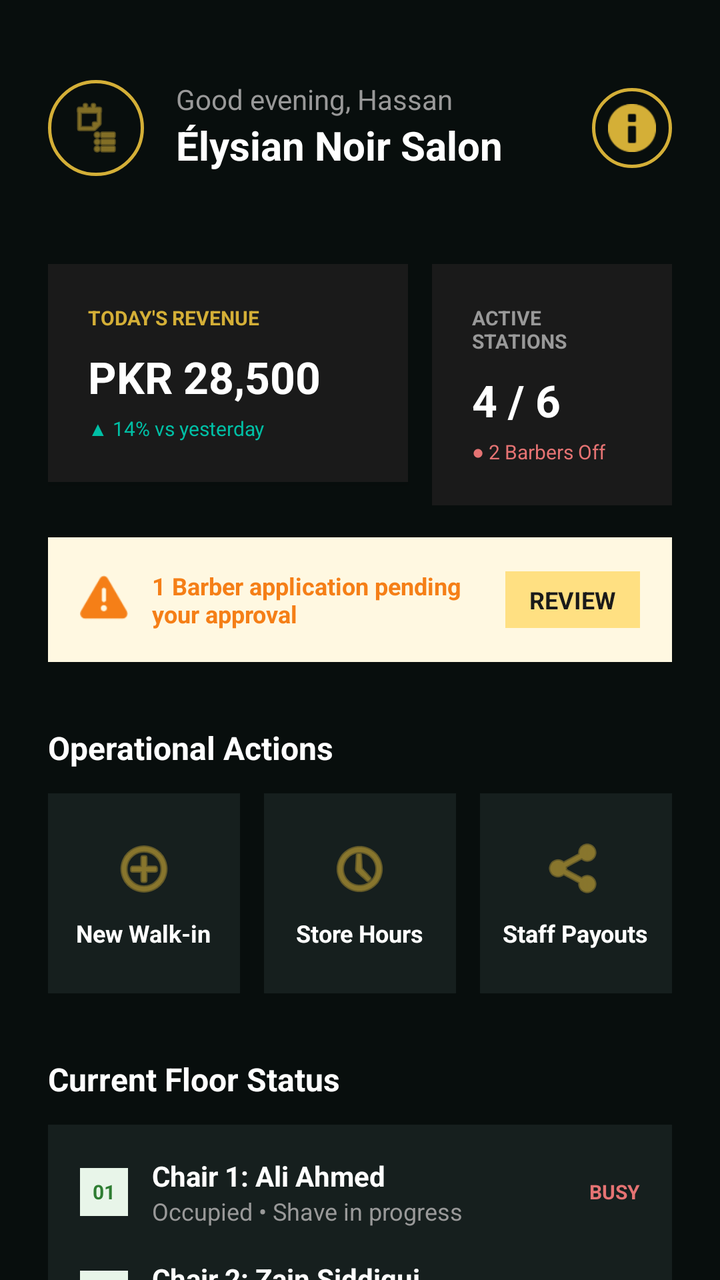
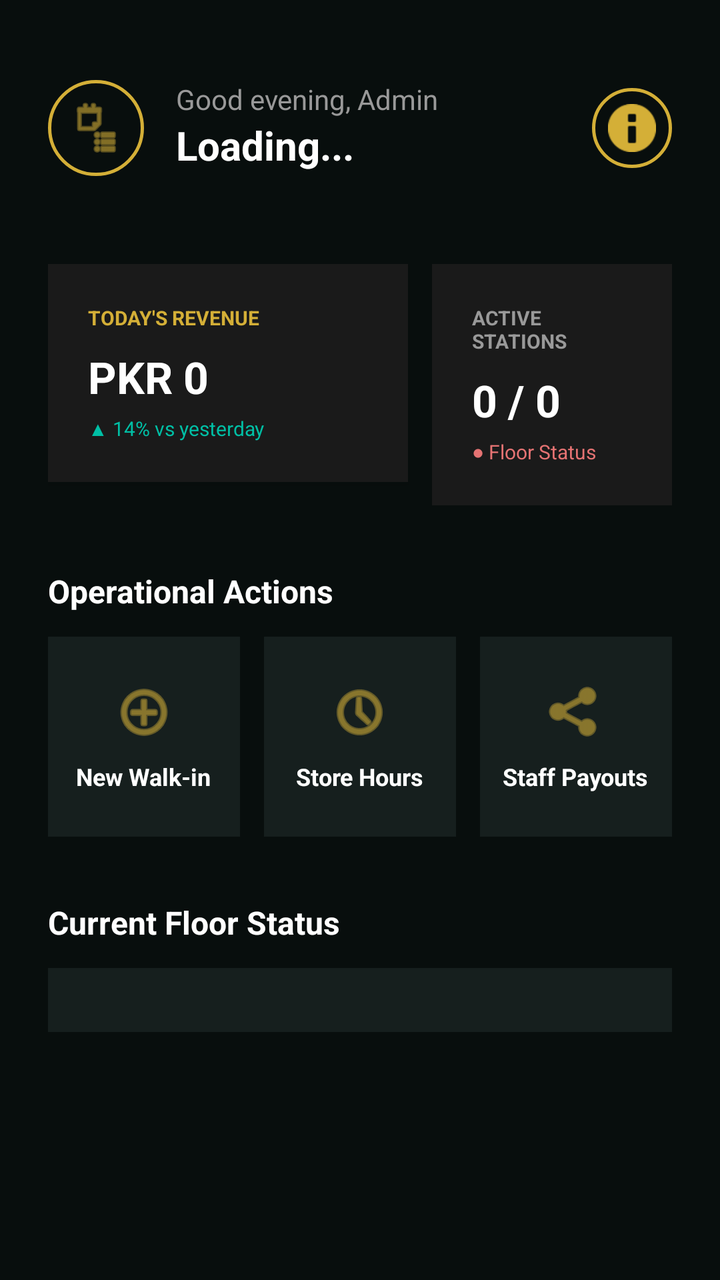

Screens rendered from an Android XML layout before and after an edit, with the pre-edit source and the edit as a unified diff.
<!-- AndroidManifest.xml: application theme Theme.Trimly -->
<!-- res/layout/fragment_hub.xml -->
<androidx.constraintlayout.widget.ConstraintLayout
    xmlns:android="http://schemas.android.com/apk/res/android"
    xmlns:app="http://schemas.android.com/apk/res-auto"
    android:layout_width="match_parent"
    android:layout_height="match_parent"
    android:background="#080E0D">

    <ScrollView
        android:layout_width="match_parent"
        android:layout_height="match_parent"
        android:fillViewport="true"
        android:scrollbars="none">

        <LinearLayout
            android:layout_width="match_parent"
            android:layout_height="wrap_content"
            android:orientation="vertical"
            android:paddingBottom="40dp">

            
            <androidx.constraintlayout.widget.ConstraintLayout
                android:layout_width="match_parent"
                android:layout_height="wrap_content"
                android:background="#080E0D"
                android:paddingHorizontal="24dp"
                android:paddingTop="40dp"
                android:paddingBottom="20dp">

                <ImageView
                    android:id="@+id/img_salon_logo"
                    android:layout_width="48dp"
                    android:layout_height="48dp"
                    android:background="@drawable/ic_circle_gold_border"
                    android:padding="10dp"
                    android:src="@android:drawable/ic_menu_agenda"
                    app:tint="#D4AF37"
                    app:layout_constraintStart_toStartOf="parent"
                    app:layout_constraintTop_toTopOf="parent" />

                <TextView
                    android:id="@+id/tv_greeting"
                    android:layout_width="wrap_content"
                    android:layout_height="wrap_content"
                    android:layout_marginStart="16dp"
                    android:text="Good evening, Hassan"
                    android:textColor="#999999"
                    android:textSize="14sp"
                    app:layout_constraintStart_toEndOf="@id/img_salon_logo"
                    app:layout_constraintTop_toTopOf="@id/img_salon_logo" />

                <TextView
                    android:id="@+id/tv_salon_name"
                    android:layout_width="wrap_content"
                    android:layout_height="wrap_content"
                    android:layout_marginStart="16dp"
                    android:text="Élysian Noir Salon"
                    android:textColor="#FFFFFF"
                    android:textSize="20sp"
                    android:textStyle="bold"
                    app:layout_constraintStart_toEndOf="@id/img_salon_logo"
                    app:layout_constraintTop_toBottomOf="@id/tv_greeting" />

                <ImageView
                    android:id="@+id/btn_notifications"
                    android:layout_width="40dp"
                    android:layout_height="40dp"
                    android:background="@drawable/ic_circle_gold_border"
                    android:padding="8dp"
                    android:src="@android:drawable/ic_dialog_info"
                    app:tint="#D4AF37"
                    app:layout_constraintEnd_toEndOf="parent"
                    app:layout_constraintTop_toTopOf="parent"
                    app:layout_constraintBottom_toBottomOf="parent"/>
            </androidx.constraintlayout.widget.ConstraintLayout>

            
            <LinearLayout
                android:layout_width="match_parent"
                android:layout_height="wrap_content"
                android:orientation="horizontal"
                android:paddingHorizontal="24dp"
                android:layout_marginTop="24dp">

                <LinearLayout
                    android:layout_width="0dp"
                    android:layout_height="wrap_content"
                    android:layout_weight="1.5"
                    android:orientation="vertical"
                    android:background="#1A1A1A"
                    android:padding="20dp"
                    android:layout_marginEnd="12dp"
                    android:elevation="2dp">

                    <TextView android:layout_width="wrap_content" android:layout_height="wrap_content"
                        android:text="TODAY'S REVENUE" android:textColor="#D4AF37" android:textSize="10sp" android:textStyle="bold"/>
                    <TextView android:layout_width="wrap_content" android:layout_height="wrap_content"
                        android:text="PKR 28,500" android:textColor="#FFFFFF" android:textSize="22sp" android:textStyle="bold" android:layout_marginTop="8dp"/>
                    <TextView android:layout_width="wrap_content" android:layout_height="wrap_content"
                        android:text="▲ 14% vs yesterday" android:textColor="#00BFA5" android:textSize="10sp" android:layout_marginTop="4dp"/>
                </LinearLayout>

                <LinearLayout
                    android:layout_width="0dp"
                    android:layout_height="wrap_content"
                    android:layout_weight="1"
                    android:orientation="vertical"
                    android:background="#1A1A1A"
                    android:padding="20dp"
                    android:elevation="1dp">

                    <TextView android:layout_width="wrap_content" android:layout_height="wrap_content"
                        android:text="ACTIVE STATIONS" android:textColor="#999999" android:textSize="10sp" android:textStyle="bold"/>
                    <TextView android:layout_width="wrap_content" android:layout_height="wrap_content"
                        android:text="4 / 6" android:textColor="#FFFFFF" android:textSize="22sp" android:textStyle="bold" android:layout_marginTop="8dp"/>
                    <TextView android:layout_width="wrap_content" android:layout_height="wrap_content"
                        android:text="● 2 Barbers Off" android:textColor="#E57373" android:textSize="10sp" android:layout_marginTop="4dp"/>
                </LinearLayout>
            </LinearLayout>

            
            <LinearLayout
                android:id="@+id/banner_pending_staff"
                android:layout_width="match_parent"
                android:layout_height="wrap_content"
                android:orientation="horizontal"
                android:background="#FFF8E1"
                android:padding="16dp"
                android:layout_marginHorizontal="24dp"
                android:layout_marginTop="16dp"
                android:gravity="center_vertical">

                <ImageView android:layout_width="24dp" android:layout_height="24dp"
                    android:src="@android:drawable/ic_dialog_alert" app:tint="#F57F17"/>
                <TextView android:layout_width="0dp" android:layout_height="wrap_content"
                    android:layout_weight="1" android:text="1 Barber application pending your approval"
                    android:textColor="#F57F17" android:textSize="12sp" android:textStyle="bold"
                    android:layout_marginStart="12dp"/>
                <TextView android:layout_width="wrap_content" android:layout_height="wrap_content"
                    android:text="REVIEW" android:textColor="#1A1A1A" android:textSize="12sp" android:textStyle="bold"
                    android:background="#FFE082" android:paddingHorizontal="12dp" android:paddingVertical="6dp"/>
            </LinearLayout>

            
            <TextView
                android:layout_width="wrap_content"
                android:layout_height="wrap_content"
                android:text="Operational Actions"
                android:textColor="#FFFFFF"
                android:textSize="16sp"
                android:textStyle="bold"
                android:layout_marginHorizontal="24dp"
                android:layout_marginTop="32dp"
                android:layout_marginBottom="12dp" />

            <LinearLayout
                android:layout_width="match_parent"
                android:layout_height="wrap_content"
                android:orientation="horizontal"
                android:paddingHorizontal="24dp">

                <LinearLayout
                    android:id="@+id/btn_action_walkin"
                    android:layout_width="0dp"
                    android:layout_height="100dp"
                    android:layout_weight="1"
                    android:orientation="vertical"
                    android:background="#CC1A2422"
                    android:gravity="center"
                    android:layout_marginEnd="12dp">
                    <ImageView android:layout_width="32dp" android:layout_height="32dp"
                        android:src="@android:drawable/ic_menu_add" app:tint="#D4AF37"/>
                    <TextView android:layout_width="wrap_content" android:layout_height="wrap_content"
                        android:text="New Walk-in" android:textColor="#FFFFFF" android:textSize="12sp" android:textStyle="bold" android:layout_marginTop="8dp"/>
                </LinearLayout>

                <LinearLayout
                    android:id="@+id/btn_action_hours"
                    android:layout_width="0dp"
                    android:layout_height="100dp"
                    android:layout_weight="1"
                    android:orientation="vertical"
                    android:background="#CC1A2422"
                    android:gravity="center"
                    android:layout_marginEnd="12dp">
                    <ImageView android:layout_width="32dp" android:layout_height="32dp"
                        android:src="@android:drawable/ic_menu_recent_history" app:tint="#D4AF37"/>
                    <TextView android:layout_width="wrap_content" android:layout_height="wrap_content"
                        android:text="Store Hours" android:textColor="#FFFFFF" android:textSize="12sp" android:textStyle="bold" android:layout_marginTop="8dp"/>
                </LinearLayout>

                <LinearLayout
                    android:id="@+id/btn_action_payouts"
                    android:layout_width="0dp"
                    android:layout_height="100dp"
                    android:layout_weight="1"
                    android:orientation="vertical"
                    android:background="#CC1A2422"
                    android:gravity="center">
                    <ImageView android:layout_width="32dp" android:layout_height="32dp"
                        android:src="@android:drawable/ic_menu_share" app:tint="#D4AF37"/>
                    <TextView android:layout_width="wrap_content" android:layout_height="wrap_content"
                        android:text="Staff Payouts" android:textColor="#FFFFFF" android:textSize="12sp" android:textStyle="bold" android:layout_marginTop="8dp"/>
                </LinearLayout>
            </LinearLayout>

            
            <TextView
                android:layout_width="wrap_content"
                android:layout_height="wrap_content"
                android:text="Current Floor Status"
                android:textColor="#FFFFFF"
                android:textSize="16sp"
                android:textStyle="bold"
                android:layout_marginHorizontal="24dp"
                android:layout_marginTop="32dp"
                android:layout_marginBottom="12dp" />

            <LinearLayout
                android:layout_width="match_parent"
                android:layout_height="wrap_content"
                android:orientation="vertical"
                android:layout_marginHorizontal="24dp"
                android:background="#CC1A2422"
                android:padding="16dp">

                <LinearLayout android:layout_width="match_parent" android:layout_height="wrap_content"
                    android:orientation="horizontal" android:gravity="center_vertical" android:layout_marginBottom="16dp">
                    <TextView android:layout_width="24dp" android:layout_height="24dp"
                        android:background="#E8F5E9" android:textColor="#2E7D32" android:text="01"
                        android:textStyle="bold" android:gravity="center" android:textSize="10sp"/>
                    <LinearLayout android:layout_width="0dp" android:layout_height="wrap_content"
                        android:layout_weight="1" android:orientation="vertical" android:layout_marginStart="12dp">
                        <TextView android:layout_width="wrap_content" android:layout_height="wrap_content"
                            android:text="Chair 1: Ali Ahmed" android:textColor="#FFFFFF" android:textStyle="bold" android:textSize="14sp"/>
                        <TextView android:layout_width="wrap_content" android:layout_height="wrap_content"
                            android:text="Occupied • Shave in progress" android:textColor="#999999" android:textSize="12sp"/>
                    </LinearLayout>
                    <TextView android:layout_width="wrap_content" android:layout_height="wrap_content"
                        android:text="BUSY" android:textColor="#E57373" android:textSize="10sp" android:textStyle="bold"/>
                </LinearLayout>

                <LinearLayout android:layout_width="match_parent" android:layout_height="wrap_content"
                    android:orientation="horizontal" android:gravity="center_vertical">
                    <TextView android:layout_width="24dp" android:layout_height="24dp"
                        android:background="#E8F5E9" android:textColor="#2E7D32" android:text="02"
                        android:textStyle="bold" android:gravity="center" android:textSize="10sp"/>
                    <LinearLayout android:layout_width="0dp" android:layout_height="wrap_content"
                        android:layout_weight="1" android:orientation="vertical" android:layout_marginStart="12dp">
                        <TextView android:layout_width="wrap_content" android:layout_height="wrap_content"
                            android:text="Chair 2: Zain Siddiqui" android:textColor="#FFFFFF" android:textStyle="bold" android:textSize="14sp"/>
                        <TextView android:layout_width="wrap_content" android:layout_height="wrap_content"
                            android:text="Ready • Next cut at 09:00 PM" android:textColor="#00BFA5" android:textSize="12sp"/>
                    </LinearLayout>
                    <TextView android:layout_width="wrap_content" android:layout_height="wrap_content"
                        android:text="OPEN" android:textColor="#2E7D32" android:textSize="10sp" android:textStyle="bold"/>
                </LinearLayout>
            </LinearLayout>
        </LinearLayout>
    </ScrollView>
</androidx.constraintlayout.widget.ConstraintLayout>
<!-- resources referenced by this layout -->
<resources>
  <!-- drawable ic_circle_gold_border (drawable) -->
  <?xml version="1.0" encoding="utf-8"?>
  <shape xmlns:android="http://schemas.android.com/apk/res/android"
      android:shape="oval">
      <solid android:color="@android:color/transparent" />
      <stroke
          android:width="1.5dp"
          android:color="#D4AF37" />
      <size
          android:width="42dp"
          android:height="42dp" />
  </shape>
  <style name="Theme.Trimly" parent="Base.Theme.Trimly" />
  <style name="Base.Theme.Trimly" parent="Theme.Material3.DayNight.NoActionBar">
          
          
      </style>
</resources>

<!-- the commit's change to res/layout/fragment_hub.xml (unified diff, before → after) -->
@@ -17,7 +17,6 @@
             android:orientation="vertical"
             android:paddingBottom="40dp">
 
-            
             <androidx.constraintlayout.widget.ConstraintLayout
                 android:layout_width="match_parent"
                 android:layout_height="wrap_content"
@@ -42,7 +41,7 @@
                     android:layout_width="wrap_content"
                     android:layout_height="wrap_content"
                     android:layout_marginStart="16dp"
-                    android:text="Good evening, Hassan"
+                    android:text="Good evening, Admin"
                     android:textColor="#999999"
                     android:textSize="14sp"
                     app:layout_constraintStart_toEndOf="@id/img_salon_logo"
@@ -53,7 +52,7 @@
                     android:layout_width="wrap_content"
                     android:layout_height="wrap_content"
                     android:layout_marginStart="16dp"
-                    android:text="Élysian Noir Salon"
+                    android:text="Loading..."
                     android:textColor="#FFFFFF"
                     android:textSize="20sp"
                     android:textStyle="bold"
@@ -73,7 +72,6 @@
                     app:layout_constraintBottom_toBottomOf="parent"/>
             </androidx.constraintlayout.widget.ConstraintLayout>
 
-            
             <LinearLayout
                 android:layout_width="match_parent"
                 android:layout_height="wrap_content"
@@ -93,8 +91,12 @@
 
                     <TextView android:layout_width="wrap_content" android:layout_height="wrap_content"
                         android:text="TODAY'S REVENUE" android:textColor="#D4AF37" android:textSize="10sp" android:textStyle="bold"/>
-                    <TextView android:layout_width="wrap_content" android:layout_height="wrap_content"
-                        android:text="PKR 28,500" android:textColor="#FFFFFF" android:textSize="22sp" android:textStyle="bold" android:layout_marginTop="8dp"/>
+
+                    <TextView
+                        android:id="@+id/tv_revenue"
+                        android:layout_width="wrap_content" android:layout_height="wrap_content"
+                        android:text="PKR 0" android:textColor="#FFFFFF" android:textSize="22sp" android:textStyle="bold" android:layout_marginTop="8dp"/>
+
                     <TextView android:layout_width="wrap_content" android:layout_height="wrap_content"
                         android:text="▲ 14% vs yesterday" android:textColor="#00BFA5" android:textSize="10sp" android:layout_marginTop="4dp"/>
                 </LinearLayout>
@@ -110,14 +112,17 @@
 
                     <TextView android:layout_width="wrap_content" android:layout_height="wrap_content"
                         android:text="ACTIVE STATIONS" android:textColor="#999999" android:textSize="10sp" android:textStyle="bold"/>
-                    <TextView android:layout_width="wrap_content" android:layout_height="wrap_content"
-                        android:text="4 / 6" android:textColor="#FFFFFF" android:textSize="22sp" android:textStyle="bold" android:layout_marginTop="8dp"/>
-                    <TextView android:layout_width="wrap_content" android:layout_height="wrap_content"
-                        android:text="● 2 Barbers Off" android:textColor="#E57373" android:textSize="10sp" android:layout_marginTop="4dp"/>
+
+                    <TextView
+                        android:id="@+id/tv_stations"
+                        android:layout_width="wrap_content" android:layout_height="wrap_content"
+                        android:text="0 / 0" android:textColor="#FFFFFF" android:textSize="22sp" android:textStyle="bold" android:layout_marginTop="8dp"/>
+
+                    <TextView android:layout_width="wrap_content" android:layout_height="wrap_content"
+                        android:text="● Floor Status" android:textColor="#E57373" android:textSize="10sp" android:layout_marginTop="4dp"/>
                 </LinearLayout>
             </LinearLayout>
 
-            
             <LinearLayout
                 android:id="@+id/banner_pending_staff"
                 android:layout_width="match_parent"
@@ -127,10 +132,9 @@
                 android:padding="16dp"
                 android:layout_marginHorizontal="24dp"
                 android:layout_marginTop="16dp"
-                android:gravity="center_vertical">
-
-                <ImageView android:layout_width="24dp" android:layout_height="24dp"
-                    android:src="@android:drawable/ic_dialog_alert" app:tint="#F57F17"/>
+                android:gravity="center_vertical"
+                android:visibility="gone"> <ImageView android:layout_width="24dp" android:layout_height="24dp"
+                android:src="@android:drawable/ic_dialog_alert" app:tint="#F57F17"/>
                 <TextView android:layout_width="0dp" android:layout_height="wrap_content"
                     android:layout_weight="1" android:text="1 Barber application pending your approval"
                     android:textColor="#F57F17" android:textSize="12sp" android:textStyle="bold"
@@ -140,7 +144,6 @@
                     android:background="#FFE082" android:paddingHorizontal="12dp" android:paddingVertical="6dp"/>
             </LinearLayout>
 
-            
             <TextView
                 android:layout_width="wrap_content"
                 android:layout_height="wrap_content"
@@ -203,7 +206,6 @@
                 </LinearLayout>
             </LinearLayout>
 
-            
             <TextView
                 android:layout_width="wrap_content"
                 android:layout_height="wrap_content"
@@ -215,46 +217,27 @@
                 android:layout_marginTop="32dp"
                 android:layout_marginBottom="12dp" />
 
-            <LinearLayout
+            <TextView
+                android:id="@+id/tv_empty_floor"
+                android:layout_width="match_parent"
+                android:layout_height="wrap_content"
+                android:text="No barbers currently assigned to the floor."
+                android:textColor="#888888"
+                android:textSize="13sp"
+                android:textAlignment="center"
+                android:textStyle="italic"
+                android:layout_marginBottom="24dp"
+                android:visibility="gone"/>
+
+            <LinearLayout
+                android:id="@+id/floor_status_container"
                 android:layout_width="match_parent"
                 android:layout_height="wrap_content"
                 android:orientation="vertical"
                 android:layout_marginHorizontal="24dp"
                 android:background="#CC1A2422"
-                android:padding="16dp">
-
-                <LinearLayout android:layout_width="match_parent" android:layout_height="wrap_content"
-                    android:orientation="horizontal" android:gravity="center_vertical" android:layout_marginBottom="16dp">
-                    <TextView android:layout_width="24dp" android:layout_height="24dp"
-                        android:background="#E8F5E9" android:textColor="#2E7D32" android:text="01"
-                        android:textStyle="bold" android:gravity="center" android:textSize="10sp"/>
-                    <LinearLayout android:layout_width="0dp" android:layout_height="wrap_content"
-                        android:layout_weight="1" android:orientation="vertical" android:layout_marginStart="12dp">
-                        <TextView android:layout_width="wrap_content" android:layout_height="wrap_content"
-                            android:text="Chair 1: Ali Ahmed" android:textColor="#FFFFFF" android:textStyle="bold" android:textSize="14sp"/>
-                        <TextView android:layout_width="wrap_content" android:layout_height="wrap_content"
-                            android:text="Occupied • Shave in progress" android:textColor="#999999" android:textSize="12sp"/>
-                    </LinearLayout>
-                    <TextView android:layout_width="wrap_content" android:layout_height="wrap_content"
-                        android:text="BUSY" android:textColor="#E57373" android:textSize="10sp" android:textStyle="bold"/>
-                </LinearLayout>
-
-                <LinearLayout android:layout_width="match_parent" android:layout_height="wrap_content"
-                    android:orientation="horizontal" android:gravity="center_vertical">
-                    <TextView android:layout_width="24dp" android:layout_height="24dp"
-                        android:background="#E8F5E9" android:textColor="#2E7D32" android:text="02"
-                        android:textStyle="bold" android:gravity="center" android:textSize="10sp"/>
-                    <LinearLayout android:layout_width="0dp" android:layout_height="wrap_content"
-                        android:layout_weight="1" android:orientation="vertical" android:layout_marginStart="12dp">
-                        <TextView android:layout_width="wrap_content" android:layout_height="wrap_content"
-                            android:text="Chair 2: Zain Siddiqui" android:textColor="#FFFFFF" android:textStyle="bold" android:textSize="14sp"/>
-                        <TextView android:layout_width="wrap_content" android:layout_height="wrap_content"
-                            android:text="Ready • Next cut at 09:00 PM" android:textColor="#00BFA5" android:textSize="12sp"/>
-                    </LinearLayout>
-                    <TextView android:layout_width="wrap_content" android:layout_height="wrap_content"
-                        android:text="OPEN" android:textColor="#2E7D32" android:textSize="10sp" android:textStyle="bold"/>
-                </LinearLayout>
-            </LinearLayout>
+                android:padding="16dp" />
+
         </LinearLayout>
     </ScrollView>
 </androidx.constraintlayout.widget.ConstraintLayout>
